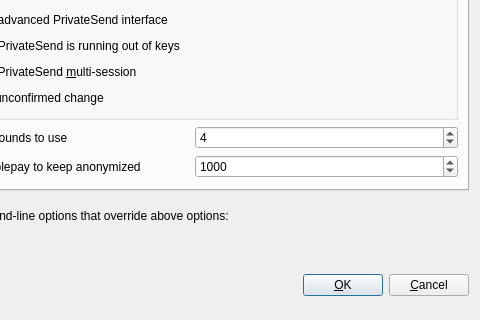
The window that src/qt/forms/optionsdialog.ui (biblepay/biblepay_legacy) describes before a commit, drawn with Qt 5; both pictures show x 96 to 576 and y 117 to 437 of the 576 by 437 pixel window.
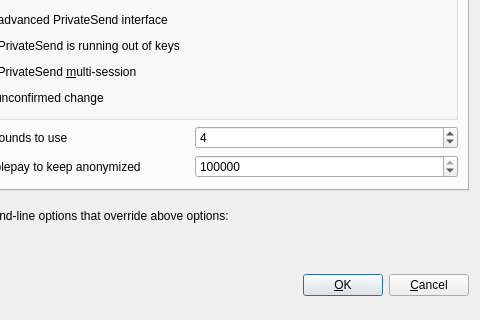
The same window after the commit. The open tabs and pages were chosen to show the change. Custom widgets are drawn as their Qt base class.

Commit message:
Change PrivateSendAmount default value in UI from 2k to 2M
https://github.com/biblepay/biblepay/commit/006d3bd992a58e23e850af5c64b5e381f74da747
When 1.0.9.2 (Increase PrivateSend Mixing Denominations by 1000) was commited, UI values were not updated. Updating now.

```diff
--- a/src/qt/forms/optionsdialog.ui
+++ b/src/qt/forms/optionsdialog.ui
@@ -260,16 +260,16 @@
          <item>
           <widget class="QSpinBox" name="privateSendAmount">
            <property name="minimum">
-            <number>2</number>
-           </property>
-           <property name="maximum">
             <number>2000</number>
            </property>
+           <property name="maximum">
+            <number>2000000</number>
+           </property>
            <property name="singleStep">
             <number>10</number>
            </property>
            <property name="value">
-            <number>1000</number>
+            <number>1000000</number>
            </property>
           </widget>
          </item>
```
Left out of the diff: 2 changed lines with no effect on the pictures.
